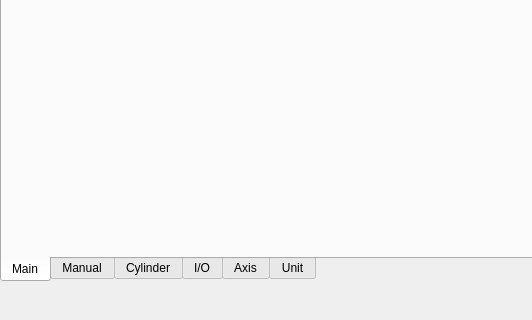
This is bank-view/mainwindow.ui in smandyscom/front-base-widget as Qt 5 draws it before an edit; both pictures show x 0 to 532 and y 448 to 768 of the 1280 by 768 pixel window. The edited form follows.
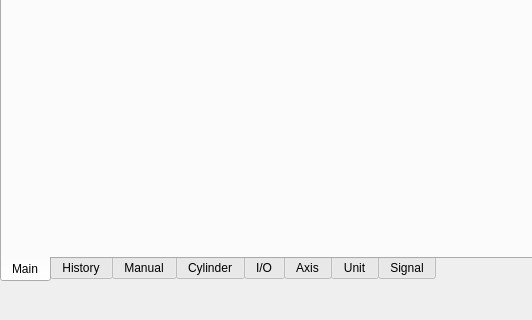
This is the edited form. The open tabs and pages were chosen to show the change.

The edit to the form file:
```diff
--- a/bank-view/mainwindow.ui
+++ b/bank-view/mainwindow.ui
@@ -73,6 +73,11 @@
       <string>Main</string>
      </attribute>
     </widget>
+    <widget class="QWidget" name="tabHistory">
+     <attribute name="title">
+      <string>History</string>
+     </attribute>
+    </widget>
     <widget class="QWidget" name="tabManual">
      <attribute name="title">
       <string>Manual</string>
@@ -98,6 +103,11 @@
       <string>Unit</string>
      </attribute>
     </widget>
+    <widget class="QWidget" name="tabSignal">
+     <attribute name="title">
+      <string>Signal</string>
+     </attribute>
+    </widget>
    </widget>
   </widget>
   <widget class="QMenuBar" name="menubar">
```
Left out of the diff: 4 changed lines with no effect on the pictures.
